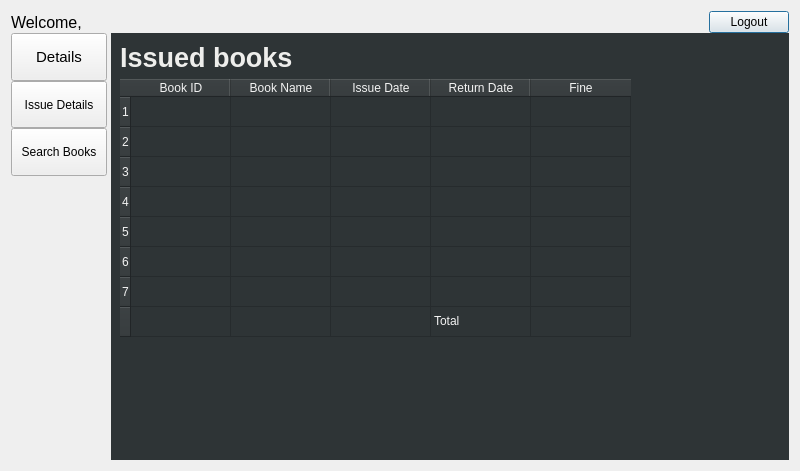
pramesh025/LibraryMS, file student_page.ui: the form before one commit.
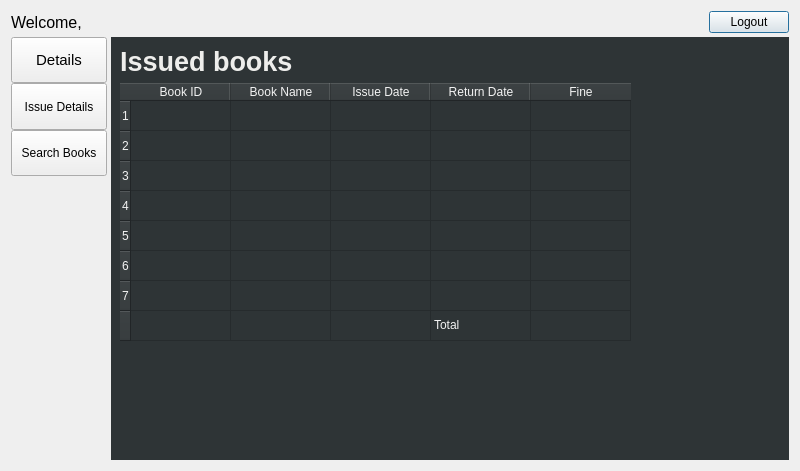
The form after the commit.

```diff
--- a/student_page.ui
+++ b/student_page.ui
@@ -19,6 +19,9 @@
    </property>
    <item row="0" column="0" colspan="3">
     <layout class="QHBoxLayout" name="horizontalLayout_4">
+     <property name="bottomMargin">
+      <number>4</number>
+     </property>
      <item>
       <widget class="QLabel" name="label_4">
        <property name="maximumSize">
```
